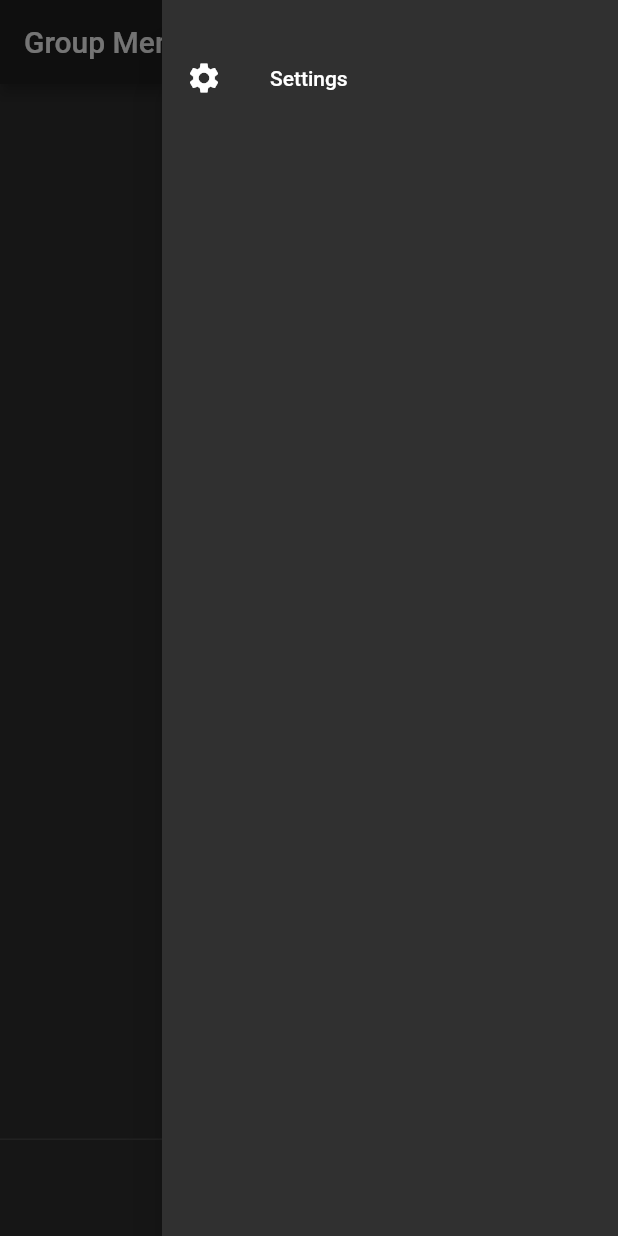
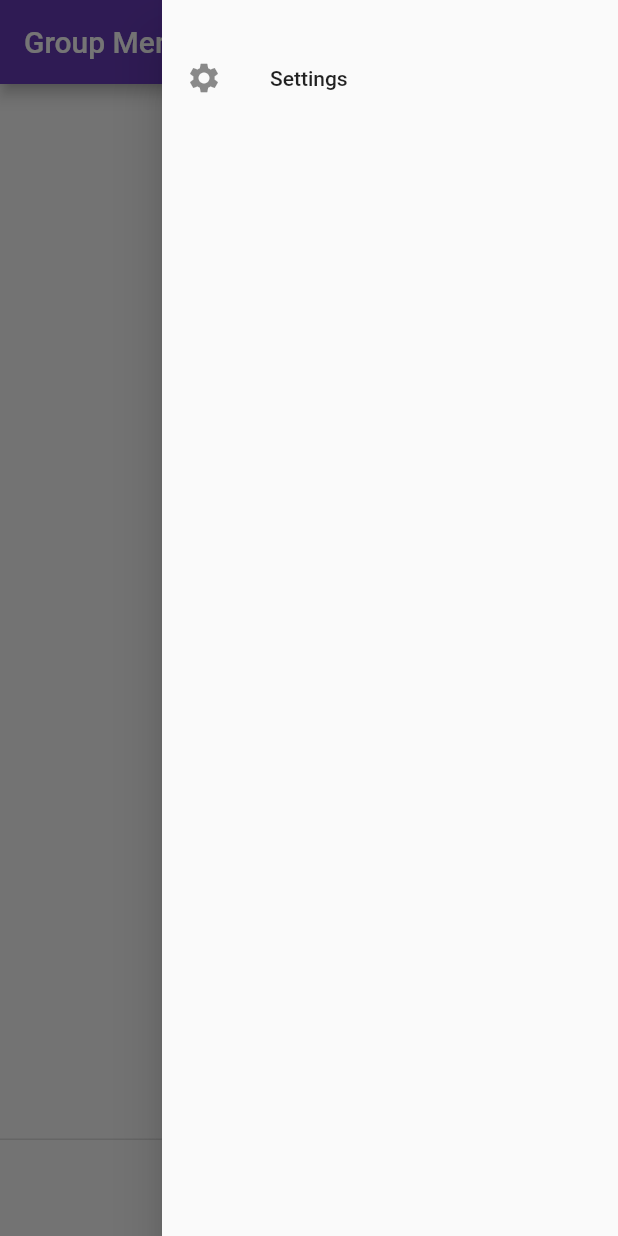
Before and after one commit to Gelmai/svg_oversight, a Flutter app: the screen it shows after launch, in the side drawer, after a tap on "Load", on a phone screen of 412 x 824 dp. Run offline on Flutter 3.47's test engine with Material 2 defaults, Android fonts, the phone set to English and light mode, and no system bars; our stand-ins replace hive, hive_flutter; accounts and stored records are empty; generated files the repository leaves out were written again.

Commit message:
dark theme working

```diff
--- a/lib/main.dart
+++ b/lib/main.dart
@@ -18,12 +18,11 @@ void main() async {
   loadPersons().then((String value) {
     runApp(MultiProvider(
       providers: [
-        Provider<Settings>(create: (context) => Settings()),
-        Provider<ThemeNotifier>(create: (context) => ThemeNotifier())
+        ChangeNotifierProvider<Settings>(
+          create: (context) => Settings(),
+        ),
       ],
-      builder: (context, child) {
-        return MyApp();
-      },
+      child: MyApp(),
     ));
   });
 }
@@ -31,17 +30,15 @@ void main() async {
 class MyApp extends StatelessWidget {
   @override
   Widget build(BuildContext context) {
-    return Consumer<ThemeNotifier>(
-      builder: (context, themeNotifier, __) => MaterialApp(
+    return Consumer<Settings>(
+      builder: (context, settings, __) => MaterialApp(
           debugShowCheckedModeBanner: false,
-          theme: themeNotifier.getTheme(),
+          theme: settings.getTheme(),
           home: HomePage(),
           routes: <String, WidgetBuilder>{
             "/AddPerson": (BuildContext context) => new AddPerson(),
             "/PersonDetail": (BuildContext context) => new PersonDetail(),
-            "/Settings": (BuildContext context) => new SettingsPage(
-                  themeNotifier: themeNotifier,
-                ),
+            "/Settings": (BuildContext context) => new SettingsPage(),
           }),
     );
   }
--- a/lib/pages/home_page.dart
+++ b/lib/pages/home_page.dart
@@ -15,7 +15,6 @@ class HomePage extends StatelessWidget {
     Settings hive = Settings();
     hive.isDarkTheme = Hive.box('settings').get('isDarkTheme');
     hive.listSort = Hive.box('settings').get('listSort');
-    final settingsProvider = Provider.of<Settings>(context);
 
     return Scaffold(
       endDrawer: MainMenu(),
@@ -49,9 +48,9 @@ class HomePage extends StatelessWidget {
           onPressed: () => Navigator.of(context).pushNamed("/AddPerson"),
           child: new Icon(Icons.add)),
       appBar: new AppBar(title: new Text("Group Members")),
-        body: Consumer<Settings>(
-          builder: (context, settings, _) => FutureBuilder(
+      body: FutureBuilder(
           future: listLoaded(),
+          initialData: 'Loading...',
           // ignore: missing_return
           builder: (BuildContext context, AsyncSnapshot snapshot) {
             if (masterList == null) {
@@ -72,16 +71,14 @@ class HomePage extends StatelessWidget {
                                     "/PersonDetail"); //masterList[i].firstName,
                               },
                               child: new ListTile(
-                                      key: Key(masterList[index]
-                                          .personId
-                                          .toString()),
+                                  key: Key(
+                                      masterList[index].personId.toString()),
                                   leading: CircleAvatar(
                                     backgroundColor: Colors.indigo[100],
                                     child: Text(
                                       '${masterList[index].firstName.substring(0, 1)}${masterList[index].lastName.substring(0, 1)}',
                                       style: TextStyle(
-                                              color: Colors.black,
-                                              fontSize: 20.0),
+                                          color: Colors.black, fontSize: 20.0),
                                     ),
                                   ),
                                   title: new Text(
@@ -98,6 +95,6 @@ class HomePage extends StatelessWidget {
               }
             }
           }),
-        ));
+    );
   }
 }
--- a/lib/utils/settings.dart
+++ b/lib/utils/settings.dart
@@ -2,7 +2,6 @@ import 'dart:core';
 import 'package:flutter/cupertino.dart';
 import 'package:flutter/material.dart';
 import 'package:hive/hive.dart';
-import 'package:service_group/pages/home_page.dart';
 import 'package:service_group/utils/storage.dart';
 import '../utils/person.dart';
 part 'settings.g.dart';
@@ -17,6 +16,8 @@ class Settings extends HiveObject with ChangeNotifier {
   @HiveField(1)
   String listSort = 'Last Name A-Z';
 
+  bool get darkThemeGet => isDarkTheme;
+  String get listSortGet => listSort;
   /*
   Settings.fromJson(Map<String, dynamic> json) {
     isDarkTheme = json['isDarkTheme'];
@@ -75,9 +76,7 @@ class Settings extends HiveObject with ChangeNotifier {
       print(e);
     }
   }
-}
 
-class ThemeNotifier with ChangeNotifier {
   final darkTheme = ThemeData(
     brightness: Brightness.dark,
     primarySwatch: Colors.deepPurple,
@@ -90,33 +89,26 @@ class ThemeNotifier with ChangeNotifier {
 
   ThemeData _themeData;
 
-  ThemeNotifier() {
-    loadSettings();
-
-    if (currentSettings.isDarkTheme == true) {
+  ThemeData getTheme() {
+    if (isDarkTheme == true) {
+      _themeData = darkTheme;
+    } else {
       _themeData = lightTheme;
-    } else {
-      _themeData = darkTheme;
     }
-    notifyListeners();
+    return _themeData;
   }
-
-  ThemeData getTheme() => _themeData;
 
   void setDarkTheme() async {
     _themeData = darkTheme;
-    currentSettings.isDarkTheme = true;
-
+    isDarkTheme = true;
     saveSettings();
     notifyListeners();
   }
 
   void setLightTheme() async {
     _themeData = lightTheme;
-    currentSettings.isDarkTheme = false;
+    isDarkTheme = false;
     saveSettings();
     notifyListeners();
   }
-
-  void loadTheme() async {}
 }
--- a/lib/utils/storage.dart
+++ b/lib/utils/storage.dart
@@ -40,15 +40,15 @@ Future<String> loadSettings() async {
     //final file = await _localSettingsFile;
     //final contents = await file.readAsString();
     //await json.decode(contents).forEach((map) => Settings.fromJson(map));
-    var settingsBox = Hive.box('settings');
-    currentSettings.isDarkTheme = settingsBox.get('isDarkTheme');
-    currentSettings.listSort = settingsBox.get('listSort');
+    //var settingsBox = Hive.box('settings');
+    //currentSettings.isDarkTheme = settingsBox.get('isDarkTheme');
+    //currentSettings.listSort = settingsBox.get('listSort');
     return '';
   } catch (e) {
     print(e);
-    print('Loading settings failed. Loading defaults.');
-    currentSettings.isDarkTheme = false;
-    currentSettings.listSort = 'Last Name A-Z';
+    //print('Loading settings failed. Loading defaults.');
+    //currentSettings.isDarkTheme = false;
+    //currentSettings.listSort = 'Last Name A-Z';
     return '';
   }
 }
```
Also changed, not shown: lib/pages/settings_page.dart (+15 -16 lines). Lines whose indentation alone changed are shown as unchanged.
